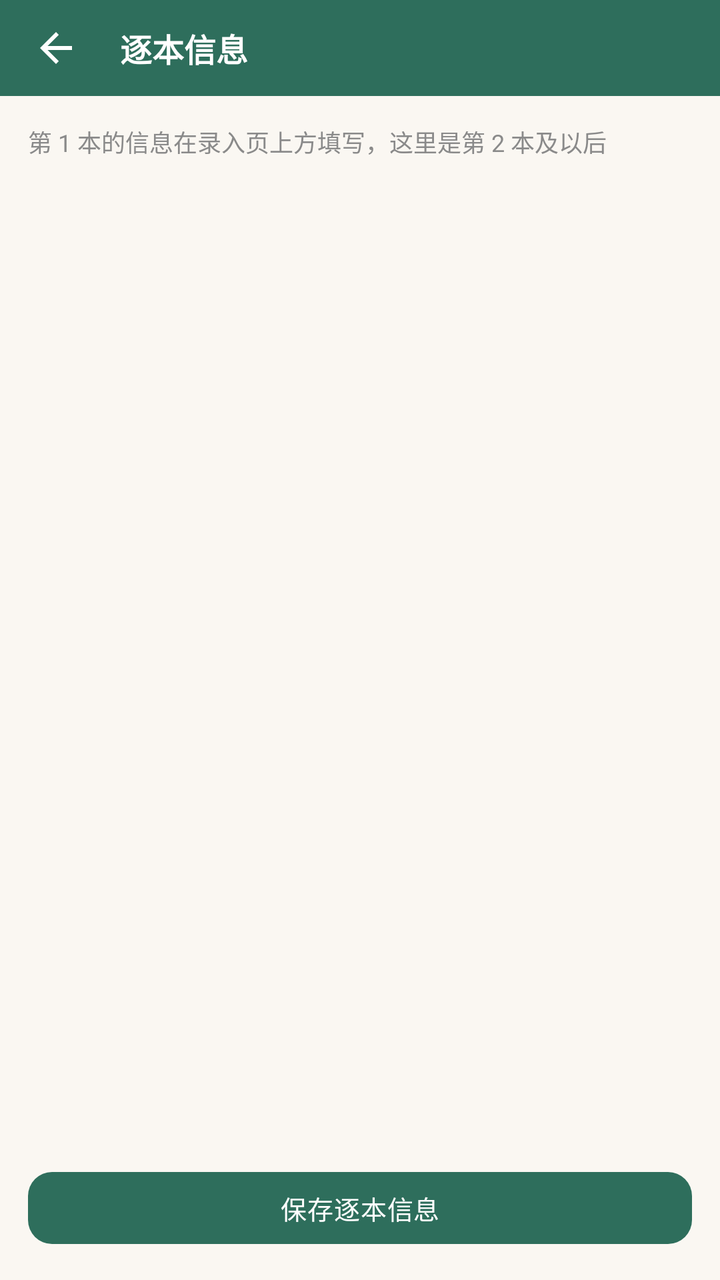
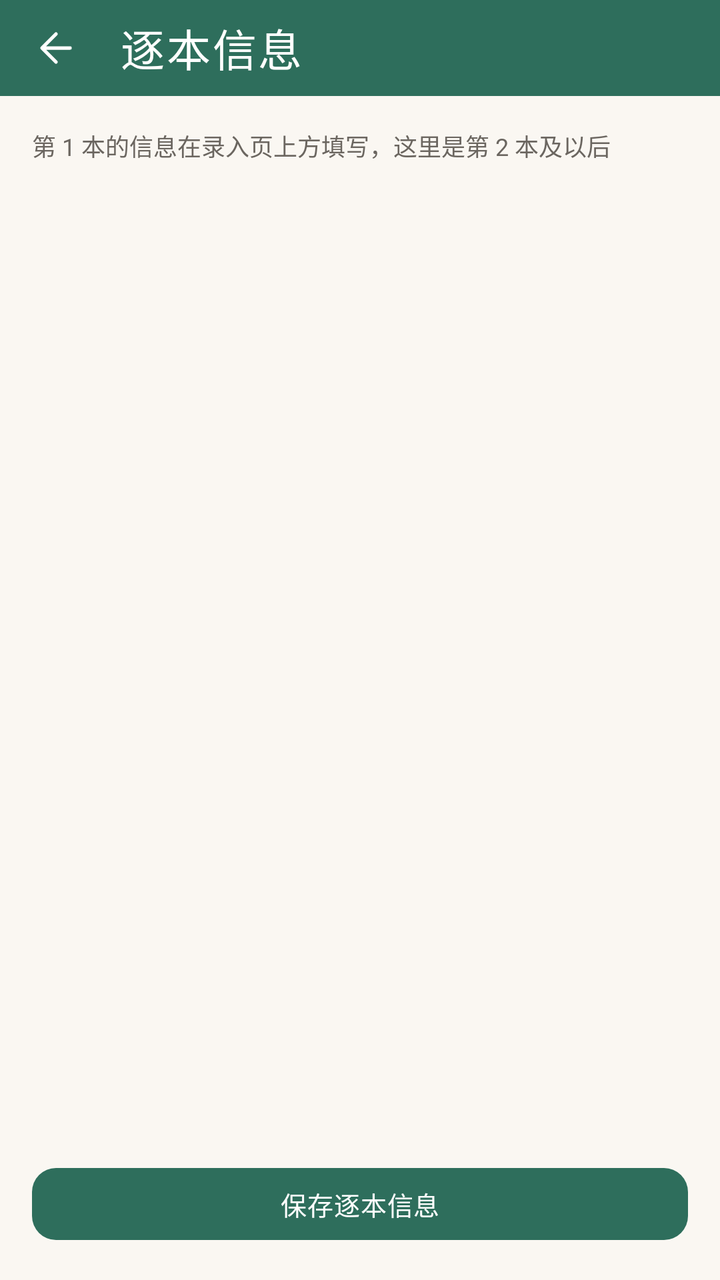

An Android layout rendered at two revisions. The XML below is the earlier revision; the diff shows what the commit changed to produce the second picture.
<!-- AndroidManifest.xml: application theme Theme.Bookshelf -->
<!-- res/layout/activity_copy_edit.xml -->
<?xml version="1.0" encoding="utf-8"?>
<LinearLayout xmlns:android="http://schemas.android.com/apk/res/android"
    xmlns:app="http://schemas.android.com/apk/res-auto"
    android:layout_width="match_parent"
    android:layout_height="match_parent"
    android:orientation="vertical">

    <com.google.android.material.appbar.MaterialToolbar
        android:id="@+id/toolbar"
        style="@style/Widget.Bookshelf.Toolbar"
        android:layout_width="match_parent"
        android:layout_height="@dimen/toolbar_h"
        app:navigationIcon="@drawable/ic_back"
        app:title="逐本信息" />

    <androidx.core.widget.NestedScrollView
        android:layout_width="match_parent"
        android:layout_height="0dp"
        android:layout_weight="1">

        <LinearLayout
            android:layout_width="match_parent"
            android:layout_height="wrap_content"
            android:orientation="vertical"
            android:padding="14dp">

            <TextView
                android:layout_width="match_parent"
                android:layout_height="wrap_content"
                android:text="第 1 本的信息在录入页上方填写，这里是第 2 本及以后"
                android:textColor="@color/text_sub"
                android:textSize="12sp" />

            <LinearLayout
                android:id="@+id/container"
                android:layout_width="match_parent"
                android:layout_height="wrap_content"
                android:layout_marginTop="8dp"
                android:orientation="vertical" />
        </LinearLayout>
    </androidx.core.widget.NestedScrollView>

    <com.google.android.material.button.MaterialButton
        android:id="@+id/btn_save"
        android:layout_width="match_parent"
        android:layout_height="wrap_content"
        android:layout_marginHorizontal="14dp"
        android:layout_marginBottom="14dp"
        android:text="保存逐本信息" />
</LinearLayout>
<!-- resources referenced by this layout -->
<resources>
  <color name="text_sub">#8A8A8A</color>
  <!-- drawable ic_back (drawable) -->
  <vector xmlns:android="http://schemas.android.com/apk/res/android"
      android:width="24dp" android:height="24dp"
      android:viewportWidth="24" android:viewportHeight="24"
      android:autoMirrored="true">
      <path
          android:fillColor="#FFFFFFFF"
          android:pathData="M20,11L7.8,11l5.6,-5.6L12,4l-8,8 8,8 1.4,-1.4L7.8,13L20,13z" />
  </vector>
  <style name="Widget.Bookshelf.Toolbar" parent="Widget.Material3.Toolbar">
          <item name="android:background">?attr/colorPrimary</item>
          <item name="titleTextColor">@color/white</item>
          <item name="titleTextAppearance">@style/TextAppearance.Bookshelf.ToolbarTitle</item>
          <item name="navigationIconTint">@color/white</item>
          <item name="android:elevation">0dp</item>
      </style>
  <style name="Theme.Bookshelf" parent="Theme.Bookshelf.Base">
          <item name="colorPrimary">@color/primary</item>
          <item name="colorPrimaryVariant">@color/primary_dark</item>
          <item name="colorSecondary">@color/accent</item>
          
          <item name="chip_bg">@color/chip_bg</item>
          <item name="primary_container">@color/green_container</item>
          <item name="on_primary_container">@color/green_on_container</item>
      </style>
  <style name="TextAppearance.Bookshelf.ToolbarTitle" parent="TextAppearance.Material3.TitleLarge">
          <item name="android:textSize">@dimen/text_title_toolbar</item>
          <item name="android:textStyle">bold</item>
          <item name="android:textColor">@color/white</item>
      </style>
  <style name="Theme.Bookshelf.Base" parent="Theme.Material3.Light.NoActionBar">
          
          <item name="android:colorBackground">@color/bg_page</item>
          
          <item name="android:statusBarColor">?attr/colorPrimary</item>
          <item name="android:windowLightStatusBar">false</item>
          
          <item name="surface">@color/surface</item>
          <item name="surface_dim">@color/surface_dim</item>
          <item name="outline">@color/outline</item>
          <item name="outline_strong">@color/outline_strong</item>
          <item name="on_surface">@color/text_main</item>
          <item name="on_surface_variant">@color/text_sub</item>
          
          <item name="primary_container">@color/green_container</item>
          <item name="on_primary_container">@color/green_on_container</item>
          
          <item name="chip_bg">@color/chip_bg</item>
          
          <item name="colorSurface">@color/surface</item>
          <item name="colorSurfaceBright">@color/surface</item>
          <item name="colorSurfaceDim">@color/surface_dim</item>
          <item name="colorSurfaceContainer">@color/surface</item>
          <item name="colorSurfaceContainerLow">@color/surface</item>
          <item name="colorSurfaceContainerLowest">@color/surface</item>
          <item name="colorSurfaceContainerHigh">@color/surface</item>
          <item name="colorSurfaceContainerHighest">@color/surface_dim</item>
          <item name="colorOutline">@color/outline</item>
          <item name="colorOutlineVariant">@color/outline</item>
          
          <item name="elevationOverlayEnabled">false</item>
          
          <item name="materialButtonStyle">@style/Widget.Bookshelf.Button</item>
          <item name="textInputStyle">@style/Widget.Bookshelf.TextField</item>
          <item name="materialCardViewStyle">@style/Widget.Bookshelf.MaterialCard</item>
          
          <item name="chipStyle">@style/Widget.Bookshelf.Chip</item>
          <item name="chipGroupStyle">@style/Widget.Bookshelf.ChipGroup</item>
          
          <item name="materialAlertDialogTheme">@style/ThemeOverlay.Bookshelf.Dialog</item>
          
          <item name="bottomSheetDialogTheme">@style/ThemeOverlay.Bookshelf.BottomSheet</item>
      </style>
  <color name="surface">#FFFFFF</color>
  <!-- unchanged entries left out for length: 32 -->
</resources>

<!-- the commit's change to res/layout/activity_copy_edit.xml (unified diff, before → after) -->
@@ -22,13 +22,13 @@
             android:layout_width="match_parent"
             android:layout_height="wrap_content"
             android:orientation="vertical"
-            android:padding="14dp">
+            android:padding="@dimen/space_lg">
 
             <TextView
                 android:layout_width="match_parent"
                 android:layout_height="wrap_content"
                 android:text="第 1 本的信息在录入页上方填写，这里是第 2 本及以后"
-                android:textColor="@color/text_sub"
+                android:textColor="?attr/on_surface_variant"
                 android:textSize="12sp" />
 
             <LinearLayout
@@ -44,7 +44,7 @@
         android:id="@+id/btn_save"
         android:layout_width="match_parent"
         android:layout_height="wrap_content"
-        android:layout_marginHorizontal="14dp"
-        android:layout_marginBottom="14dp"
+        android:layout_marginHorizontal="@dimen/page_padding"
+        android:layout_marginBottom="@dimen/page_padding"
         android:text="保存逐本信息" />
 </LinearLayout>
<!-- resource entries referenced after the edit -->
@@ -1,20 +1,30 @@
 <!-- resources referenced by this layout -->
 <resources>
-  <color name="text_sub">#8A8A8A</color>
+  <dimen name="page_padding">16dp</dimen>
+  <dimen name="space_lg">16dp</dimen>
+  <color name="text_sub">#6B6660</color>
+  <color name="accent_text">#8A5A1A</color>
   <!-- drawable ic_back (drawable) -->
+  <?xml version="1.0" encoding="utf-8"?>
   <vector xmlns:android="http://schemas.android.com/apk/res/android"
-      android:width="24dp" android:height="24dp"
-      android:viewportWidth="24" android:viewportHeight="24"
+      android:width="24dp"
+      android:height="24dp"
+      android:viewportWidth="24"
+      android:viewportHeight="24"
       android:autoMirrored="true">
       <path
-          android:fillColor="#FFFFFFFF"
-          android:pathData="M20,11L7.8,11l5.6,-5.6L12,4l-8,8 8,8 1.4,-1.4L7.8,13L20,13z" />
+          android:fillColor="@android:color/transparent"
+          android:pathData="M19,12 L6,12 M12,5 L5,12 L12,19"
+          android:strokeColor="#FF000000"
+          android:strokeLineCap="round"
+          android:strokeLineJoin="round"
+          android:strokeWidth="1.75" />
   </vector>
   <style name="Widget.Bookshelf.Toolbar" parent="Widget.Material3.Toolbar">
           <item name="android:background">?attr/colorPrimary</item>
-          <item name="titleTextColor">@color/white</item>
+          <item name="titleTextColor">?attr/colorOnPrimary</item>
           <item name="titleTextAppearance">@style/TextAppearance.Bookshelf.ToolbarTitle</item>
-          <item name="navigationIconTint">@color/white</item>
+          <item name="navigationIconTint">?attr/colorOnPrimary</item>
           <item name="android:elevation">0dp</item>
       </style>
   <style name="Theme.Bookshelf" parent="Theme.Bookshelf.Base">
@@ -25,10 +35,27 @@
           <item name="chip_bg">@color/chip_bg</item>
           <item name="primary_container">@color/green_container</item>
           <item name="on_primary_container">@color/green_on_container</item>
+          <item name="android:colorBackground">@color/green_page</item>
+          <item name="surface">@color/green_surface</item>
+          <item name="surface_dim">@color/green_surface_dim</item>
+          <item name="outline">@color/green_outline</item>
+          <item name="outline_strong">@color/green_outline_strong</item>
+          <item name="colorSurface">@color/green_surface</item>
+          <item name="colorSurfaceBright">@color/green_surface</item>
+          <item name="colorSurfaceContainer">@color/green_surface</item>
+          <item name="colorSurfaceContainerLow">@color/green_surface</item>
+          <item name="colorSurfaceContainerLowest">@color/green_surface</item>
+          <item name="colorSurfaceContainerHigh">@color/green_surface</item>
+          <item name="colorSurfaceDim">@color/green_surface_dim</item>
+          <item name="colorSurfaceContainerHighest">@color/green_surface_dim</item>
+          <item name="colorOutline">@color/green_outline</item>
+          <item name="colorOutlineVariant">@color/green_outline</item>
       </style>
   <style name="TextAppearance.Bookshelf.ToolbarTitle" parent="TextAppearance.Material3.TitleLarge">
-          <item name="android:textSize">@dimen/text_title_toolbar</item>
-          <item name="android:textStyle">bold</item>
+          <item name="android:textSize">@dimen/text_title</item>
+          <item name="android:fontFamily">serif</item>
+          <item name="android:textStyle">normal</item>
+          <item name="android:letterSpacing">0.04</item>
           <item name="android:textColor">@color/white</item>
       </style>
   <style name="Theme.Bookshelf.Base" parent="Theme.Material3.Light.NoActionBar">
@@ -37,6 +64,8 @@
           
           <item name="android:statusBarColor">?attr/colorPrimary</item>
           <item name="android:windowLightStatusBar">false</item>
+          
+          <item name="android:windowActivityTransitions">true</item>
           
           <item name="surface">@color/surface</item>
           <item name="surface_dim">@color/surface_dim</item>
@@ -50,6 +79,11 @@
           
           <item name="chip_bg">@color/chip_bg</item>
           
+          <item name="accent_text">@color/accent_text</item>
+          
+          <item name="colorOnSurface">@color/text_main</item>
+          <item name="colorOnSurfaceVariant">@color/text_sub</item>
+          <item name="colorOnBackground">@color/text_main</item>
           <item name="colorSurface">@color/surface</item>
           <item name="colorSurfaceBright">@color/surface</item>
           <item name="colorSurfaceDim">@color/surface_dim</item>
@@ -74,7 +108,13 @@
           
           <item name="bottomSheetDialogTheme">@style/ThemeOverlay.Bookshelf.BottomSheet</item>
       </style>
-  <color name="surface">#FFFFFF</color>
+  <color name="green_page">#FAF7F2</color>
+  <color name="green_surface">#FFFDF9</color>
+  <color name="green_surface_dim">#F3EEE6</color>
+  <color name="green_outline">#E6E0D5</color>
+  <color name="green_outline_strong">#D8D0C2</color>
+  <dimen name="text_title">22sp</dimen>
+  <color name="surface">#FFFDF9</color>
   <!-- unchanged entries left out for length: 32 -->
 </resources>
 
